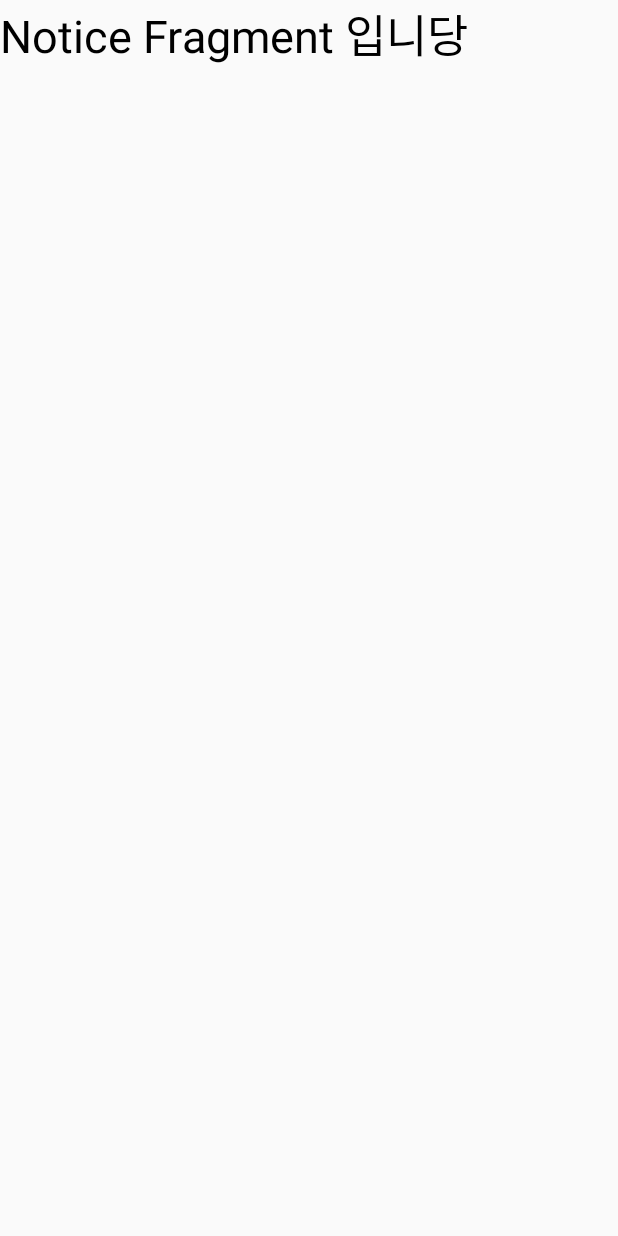
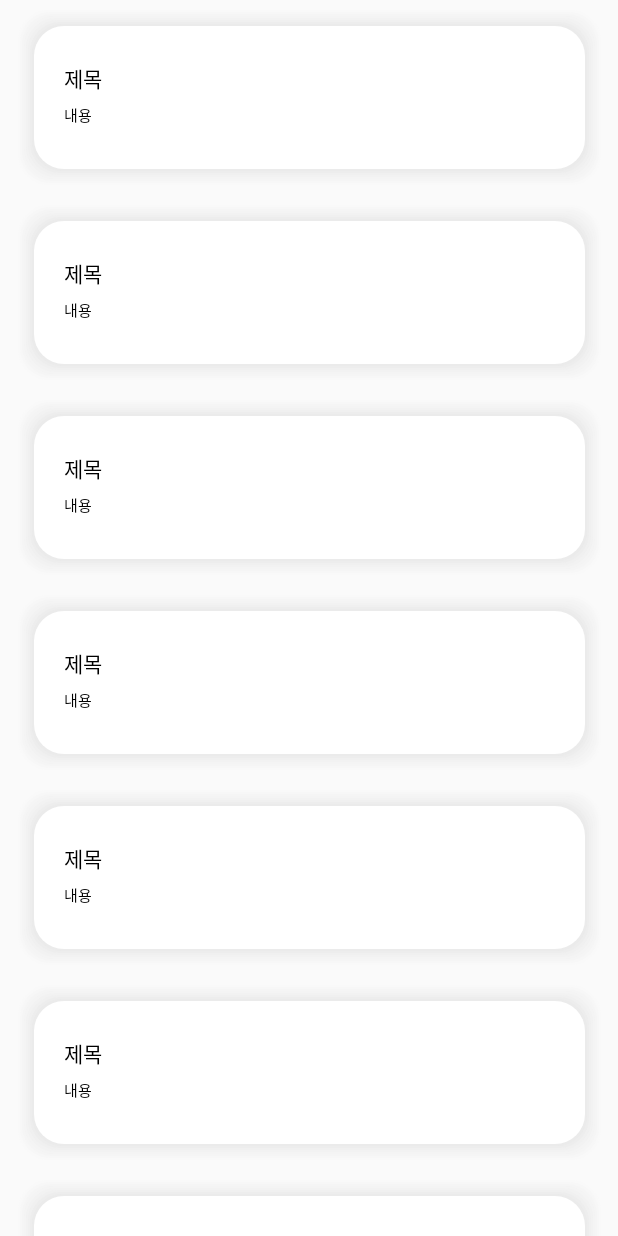
Before and after one commit to 2020Network/NetworkAndroid, an Android app: the fragment NoticeFragment shown on its own in the app's theme, on a phone screen of 412 x 824 dp. Run offline under Robolectric (Android 15) with nearby library versions, the phone set to English and light mode, and no system bars.

Commit message:
[UPDATE] Notice Fragment

```diff
--- /dev/null
+++ b/app/src/main/java/com/example/studygorup/NoticeAdapter.java
@@ -0,0 +1,59 @@
+package com.example.studygorup;
+
+import android.content.Context;
+import android.util.Log;
+import android.view.LayoutInflater;
+import android.view.View;
+import android.view.ViewGroup;
+import android.widget.TextView;
+
+import androidx.annotation.NonNull;
+import androidx.recyclerview.widget.RecyclerView;
+
+import java.util.ArrayList;
+import java.util.List;
+
+public class NoticeAdapter extends RecyclerView.Adapter<NoticeAdapter.Holder> {
+
+    private Context context;
+    private List<NoticeItemData> list = new ArrayList<>();
+
+    public NoticeAdapter(Context context, List<NoticeItemData> list) {
+        this.context = context;
+        this.list = list;
+    }
+
+
+    @NonNull
+    @Override
+    public Holder onCreateViewHolder(@NonNull ViewGroup parent, int viewType) {
+        View view = LayoutInflater.from(parent.getContext()).inflate(R.layout.notice_row, parent, false);
+        Holder holder = new Holder(view);
+
+        return holder;
+    }
+
+    @Override
+    public void onBindViewHolder(@NonNull Holder holder, int position) {
+        int itemposition = position;
+        holder.textTitle.setText(list.get(itemposition).title);
+        holder.textContents.setText(list.get(itemposition).contents);
+        Log.d("TAG","onBindViewHolder"+itemposition);
+    }
+
+    @Override
+    public int getItemCount() {
+        return list.size();
+    }
+
+
+    public class Holder extends RecyclerView.ViewHolder{
+        public TextView textTitle, textContents;
+
+        public Holder(View view) {
+            super(view);
+            textTitle = view.findViewById(R.id.textTitle);
+            textContents = view.findViewById(R.id.textContents);
+        }
+    }
+}
--- a/app/src/main/java/com/example/studygorup/NoticeFragment.java
+++ b/app/src/main/java/com/example/studygorup/NoticeFragment.java
@@ -2,23 +2,42 @@ package com.example.studygorup;
 
 import android.os.Bundle;
 
+import androidx.annotation.Nullable;
 import androidx.fragment.app.Fragment;
+import androidx.recyclerview.widget.LinearLayoutManager;
+import androidx.recyclerview.widget.RecyclerView;
 
+import android.util.Log;
 import android.view.LayoutInflater;
 import android.view.View;
 import android.view.ViewGroup;
 
+import com.example.studygorup.DTO.Login;
+
+import java.util.ArrayList;
+
 public class NoticeFragment extends Fragment {
 
-    public NoticeFragment() {
-
-    }
-
+    private RecyclerView recyclerView;
+    private NoticeAdapter adapter;
+    private ArrayList<NoticeItemData> list = new ArrayList<>();
 
     @Override
     public View onCreateView(LayoutInflater inflater, ViewGroup container,
                              Bundle savedInstanceState) {
         View view = inflater.inflate(R.layout.fragment_notice, container, false);
-        return view;
+
+        recyclerView = view.findViewById(R.id.recycler);
+
+        list = NoticeItemData.createNoticeList(10);
+        recyclerView.setHasFixedSize(true);
+        adapter = new NoticeAdapter(getActivity(),list);
+        recyclerView.setLayoutManager(new LinearLayoutManager(getActivity()));
+        recyclerView.setAdapter(adapter);
+
+        Log.d("TAG", "Notice Fragment");
+
+       return view;
     }
+
 }
--- /dev/null
+++ b/app/src/main/java/com/example/studygorup/NoticeItemData.java
@@ -0,0 +1,30 @@
+package com.example.studygorup;
+
+import android.os.Debug;
+import android.util.Log;
+
+import java.lang.reflect.Array;
+import java.util.ArrayList;
+
+public class NoticeItemData {
+    public String title;
+    public String contents;
+
+    public NoticeItemData(String title, String contents) {
+        this.title = title;
+        this.contents = contents;
+    }
+
+    public static ArrayList<NoticeItemData> createNoticeList(int numContacts){
+        ArrayList<NoticeItemData> contacts = new ArrayList<NoticeItemData>();
+
+        for(int i =1; i<= numContacts; i++){
+            contacts.add(new NoticeItemData("제목","내용"));
+            Log.d("TAG", "listNum: "+ i);
+        }
+
+        Log.d("TAG","createNoticeList");
+
+        return contacts;
+    }
+}
--- /dev/null
+++ b/app/src/main/res/drawable/shadow.xml
@@ -0,0 +1,131 @@
+<?xml version="1.0" encoding="utf-8"?>
+<layer-list xmlns:android="http://schemas.android.com/apk/res/android">
+    <item>
+        <shape>
+            <padding
+                android:bottom="1.5dp"
+                android:left="1.5dp"
+                android:right="1.5dp"
+                android:top="1.5dp" />
+            <solid
+                android:color="#00cccccc"   />
+            <corners
+                android:radius="20dp"   />
+        </shape>
+    </item>
+    <item>
+        <shape>
+            <padding
+                android:bottom="1.5dp"
+                android:left="1.5dp"
+                android:right="1.5dp"
+                android:top="1.5dp" />
+            <solid
+                android:color="#06cccccc"   />
+            <corners
+                android:radius="20dp"   />
+        </shape>
+    </item>
+    <item>
+        <shape>
+            <padding
+                android:bottom="1.5dp"
+                android:left="1.5dp"
+                android:right="1.5dp"
+                android:top="1.5dp" />
+            <solid
+                android:color="#09cccccc"   />
+            <corners
+                android:radius="20dp"   />
+        </shape>
+    </item>
+    <item>
+        <shape>
+            <padding
+                android:bottom="1.5dp"
+                android:left="1.5dp"
+                android:right="1.5dp"
+                android:top="1.5dp" />
+            <solid
+                android:color="#0Bcccccc"   />
+            <corners
+                android:radius="20dp"   />
+        </shape>
+    </item>
+    <item>
+        <shape>
+            <padding
+                android:bottom="1.5dp"
+                android:left="1.5dp"
+                android:right="1.5dp"
+                android:top="1.5dp" />
+            <solid
+                android:color="#0Dcccccc"   />
+            <corners
+                android:radius="20dp"   />
+        </shape>
+    </item>
+    <item>
+        <shape>
+            <padding
+                android:bottom="1.5dp"
+                android:left="1.5dp"
+                android:right="1.5dp"
+                android:top="1.5dp" />
+            <solid
+                android:color="#10cccccc"   />
+            <corners
+                android:radius="20dp"   />
+        </shape>
+    </item>
+    <item>
+        <shape>
+            <padding
+                android:bottom="1.5dp"
+                android:left="1.5dp"
+                android:right="1.5dp"
+                android:top="1.5dp" />
+            <solid
+                android:color="#12cccccc"   />
+            <corners
+                android:radius="20dp"   />
+        </shape>
+    </item>
+    <item>
+        <shape>
+            <padding
+                android:bottom="1.5dp"
+                android:left="1.5dp"
+                android:right="1.5dp"
+                android:top="1.5dp" />
+            <solid
+                android:color="#15cccccc"   />
+            <corners
+                android:radius="20dp"   />
+        </shape>
+    </item>
+    <item>
+        <shape>
+            <padding
+                android:bottom="1.5dp"
+                android:left="1.5dp"
+                android:right="1.5dp"
+                android:top="1.5dp" />
+            <solid
+                android:color="#17cccccc"   />
+            <corners
+                android:radius="20dp"   />
+        </shape>
+    </item>
+    <item>
+        <shape>
+            <size
+                android:width="367dp"
+                android:height="95dp"   />
+            <solid
+                android:color="@color/colorWhite"   />
+            <corners
+                android:radius="20dp"   />
+        </shape>
+    </item>
+</layer-list>
--- a/app/src/main/res/layout/activity_notice_file.xml
+++ b/app/src/main/res/layout/activity_notice_file.xml
@@ -46,7 +46,8 @@
         app:layout_constraintEnd_toEndOf="parent"
         app:layout_constraintStart_toStartOf="parent"
         app:layout_constraintTop_toBottomOf="@+id/imageView2"
-        app:tabTextAppearance="@style/TabLayout">
+        app:tabTextAppearance="@style/TabLayout"
+        app:tabIndicatorColor="@color/colorMain">
 
         <com.google.android.material.tabs.TabItem
             android:layout_width="wrap_content"
@@ -63,7 +64,8 @@
     <androidx.viewpager.widget.ViewPager
         android:id="@+id/container"
         android:layout_width="match_parent"
-        android:layout_height="wrap_content"
+        android:layout_height="0dp"
+        app:layout_constraintBottom_toBottomOf="parent"
         app:layout_constraintEnd_toEndOf="parent"
         app:layout_constraintStart_toStartOf="parent"
         app:layout_constraintTop_toBottomOf="@+id/tabs" />
--- a/app/src/main/res/layout/fragment_notice.xml
+++ b/app/src/main/res/layout/fragment_notice.xml
@@ -5,11 +5,8 @@
     android:layout_height="match_parent"
     tools:context=".NoticeFragment">
 
-    <TextView
+    <androidx.recyclerview.widget.RecyclerView
+        android:id="@+id/recycler"
         android:layout_width="match_parent"
-        android:layout_height="match_parent"
-        android:text="Notice Fragment 입니당"
-        android:textColor="#000000"
-        android:textSize="30dp"/>
-
+        android:layout_height="match_parent" />
 </FrameLayout>
--- /dev/null
+++ b/app/src/main/res/layout/notice_row.xml
@@ -0,0 +1,46 @@
+<?xml version="1.0" encoding="utf-8"?>
+<androidx.constraintlayout.widget.ConstraintLayout
+    xmlns:android="http://schemas.android.com/apk/res/android"
+    xmlns:app="http://schemas.android.com/apk/res-auto"
+    xmlns:tools="http://schemas.android.com/tools"
+    android:layout_width="match_parent"
+    android:layout_height="wrap_content"
+    android:padding="5dp">
+
+
+    <ImageView
+        android:id="@+id/imageView4"
+        android:layout_width="wrap_content"
+        android:layout_height="wrap_content"
+        app:layout_constraintBottom_toBottomOf="parent"
+        app:layout_constraintEnd_toEndOf="parent"
+        app:layout_constraintStart_toStartOf="parent"
+        app:layout_constraintTop_toTopOf="parent"
+        app:srcCompat="@drawable/shadow" />
+
+    <TextView
+        android:id="@+id/textTitle"
+        android:layout_width="wrap_content"
+        android:layout_height="wrap_content"
+        android:layout_marginStart="32dp"
+        android:layout_marginTop="36dp"
+        android:fontFamily="@font/appleneoeb"
+        android:text="공지 제목"
+        android:textColor="#000000"
+        android:textSize="14dp"
+        app:layout_constraintStart_toStartOf="@+id/imageView4"
+        app:layout_constraintTop_toTopOf="@+id/imageView4" />
+
+    <TextView
+        android:id="@+id/textContents"
+        android:layout_width="wrap_content"
+        android:layout_height="wrap_content"
+        android:layout_marginStart="32dp"
+        android:layout_marginTop="6dp"
+        android:fontFamily="@font/appleneol"
+        android:text="공지 내용이다 공지 내용~"
+        android:textColor="#000000"
+        android:textSize="10dp"
+        app:layout_constraintStart_toStartOf="@+id/imageView4"
+        app:layout_constraintTop_toBottomOf="@+id/textTitle" />
+</androidx.constraintlayout.widget.ConstraintLayout>
```
